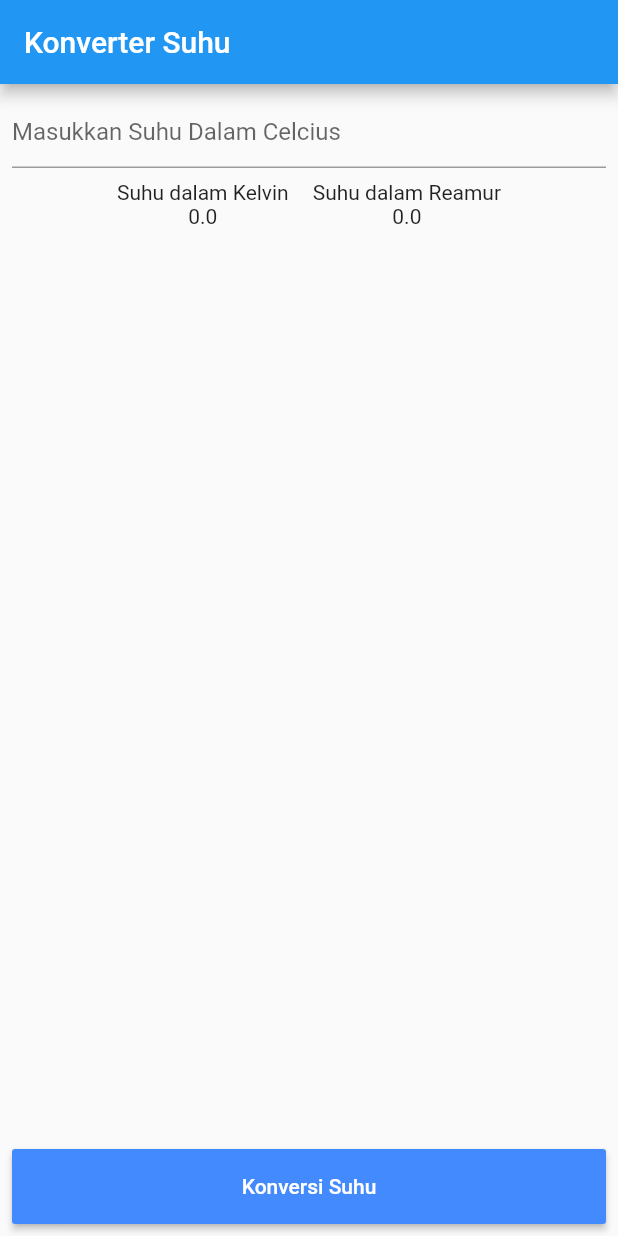
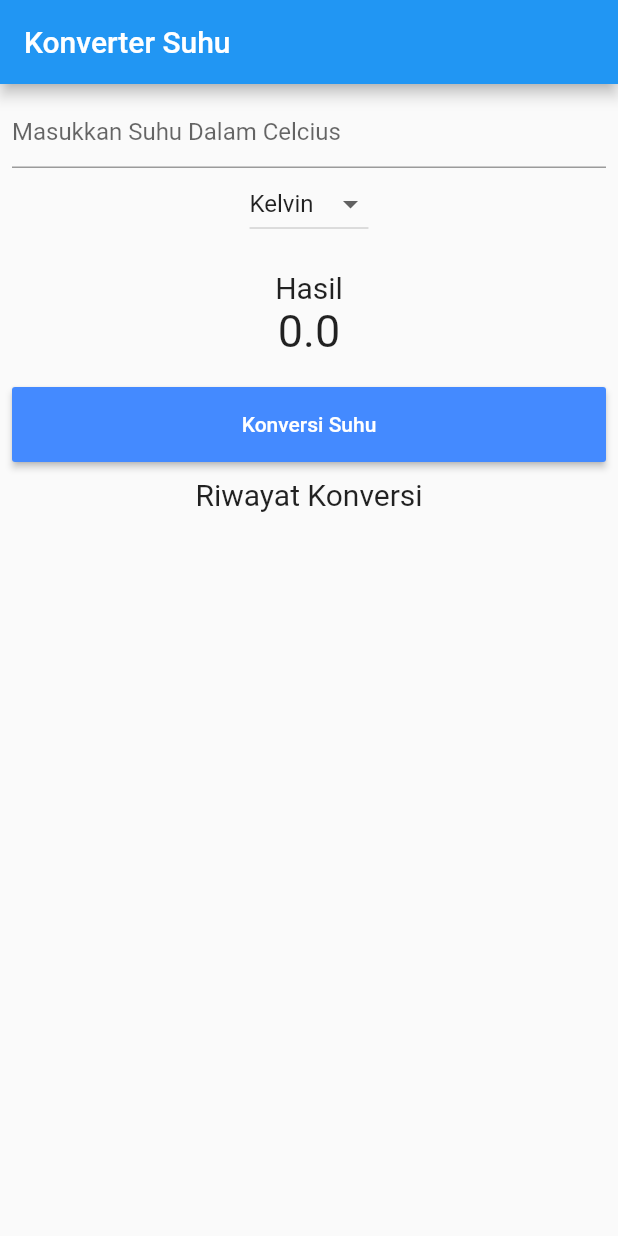
Before and after one commit to AnindaTantri/Tugas-Jobsheet-3, a Flutter app: the screen it shows after launch, on a phone screen of 412 x 824 dp. Run offline on Flutter 3.47's test engine with Material 2 defaults, Android fonts, the phone set to English and light mode, and no system bars.

Commit message:
Praktikum4

```diff
--- a/lib/Convert.dart
+++ b/lib/Convert.dart
@@ -17,6 +17,7 @@ class Convert extends StatelessWidget {
       // child: ElevatedButton(
       //   onPressed: konvertHandler,
       //   child: Text("Konversi Suhu"),
+
       // ),
     );
   }
--- a/lib/Result.dart
+++ b/lib/Result.dart
@@ -3,36 +3,27 @@ import 'package:flutter/material.dart';
 class Result extends StatelessWidget {
   const Result({
     Key key,
-    @required double kelvin,
-    @required double reamur,
-  })  : _kelvin = kelvin,
-        _reamur = reamur,
-        super(key: key);
-
-  final double _kelvin;
-  final double _reamur;
-
+    @required this.result,
+  }) : super(key: key);
+  final double result;
   @override
   Widget build(BuildContext context) {
-    return Expanded(
-      child: Row(
+    return Container(
+      margin: EdgeInsets.only(top: 20, bottom: 20),
+      child: Column(
         mainAxisAlignment: MainAxisAlignment.center,
         children: [
-          Container(
-            child: Column(
-              // children: [Text("Suhu dalam Kelvin"), Text("$_inputUser")],
-              children: [Text("Suhu dalam Kelvin"), Text("$_kelvin")],
-            ),
-            margin: EdgeInsets.all(8),
+          Text(
+            "Hasil",
+            style: TextStyle(fontSize: 20),
           ),
-          Container(
-            child: Column(
-              children: [Text("Suhu dalam Reamur"), Text("$_reamur")],
-            ),
-            margin: EdgeInsets.all(8),
-          ),
+          Text(
+            result.toStringAsFixed(1),
+            style: TextStyle(fontSize: 30),
+          )
         ],
       ),
     );
+    // );
   }
 }
--- /dev/null
+++ b/lib/Riwayat.dart
@@ -0,0 +1,23 @@
+import 'package:flutter/material.dart';
+
+class Riwayat extends StatelessWidget {
+  const Riwayat({
+    Key key,
+    @required this.listViewItem,
+  }) : super(key: key);
+
+  final List<String> listViewItem;
+
+  @override
+  Widget build(BuildContext context) {
+    return ListView(
+        children: listViewItem.map((String value) {
+      return Container(
+          margin: EdgeInsets.all(10),
+          child: Text(
+            value,
+            style: TextStyle(fontSize: 15),
+          ));
+    }).toList());
+  }
+}
--- a/lib/main.dart
+++ b/lib/main.dart
@@ -2,6 +2,7 @@ import 'package:flutter/material.dart';
 import 'Input.dart';
 import 'Convert.dart';
 import 'Result.dart';
+import 'Riwayat.dart';
 
 void main() {
   runApp(MyApp());
@@ -17,15 +18,25 @@ class _MyAppState extends State<MyApp> {
   double _inputSuhu = 0;
   double _kelvin = 0;
   double _reamur = 0;
+  String _newValue = "Kelvin";
+  List<String> history = [];
+  double _result = 0;
 
   void _perhitungansuhu() {
     setState(() {
-      // _inputSuhu = double.parse(suhu.text);
       _inputSuhu = double.parse(suhu.text);
-      _kelvin = _inputSuhu + 273;
-      _reamur = (4 / 5) * _inputSuhu;
+      if (_newValue == "Kelvin") {
+        _result = _inputSuhu + 273;
+        listViewItem.add('Kelvin : ' + (_result).toString());
+      } else {
+        listViewItem.add('Reamur : ' + (_result).toString());
+        _result = (4 / 5) * _inputSuhu;
+      }
     });
   }
+
+  var listItem = ["Kelvin", "Reamur"];
+  List<String> listViewItem = List<String>();
 
   @override
   Widget build(BuildContext context) {
@@ -44,8 +55,33 @@ class _MyAppState extends State<MyApp> {
           child: Column(
             children: [
               Input(suhu: suhu),
-              Result(kelvin: _kelvin, reamur: _reamur),
+              DropdownButton<String>(
+                items: listItem.map((String value) {
+                  return DropdownMenuItem<String>(
+                    value: value,
+                    child: Text(value),
+                  );
+                }).toList(),
+                value: _newValue,
+                onChanged: (String changeValue) {
+                  setState(() {
+                    _newValue = changeValue;
+                    _perhitungansuhu();
+                  });
+                },
+              ),
+              Result(result: _result),
               Convert(konvertHandler: _perhitungansuhu),
+              Container(
+                margin: EdgeInsets.only(top: 10, bottom: 10),
+                child: Text(
+                  "Riwayat Konversi",
+                  style: TextStyle(fontSize: 20),
+                ),
+              ),
+              Expanded(
+                child: Riwayat(listViewItem: listViewItem),
+              ),
             ],
           ),
         ),
```
